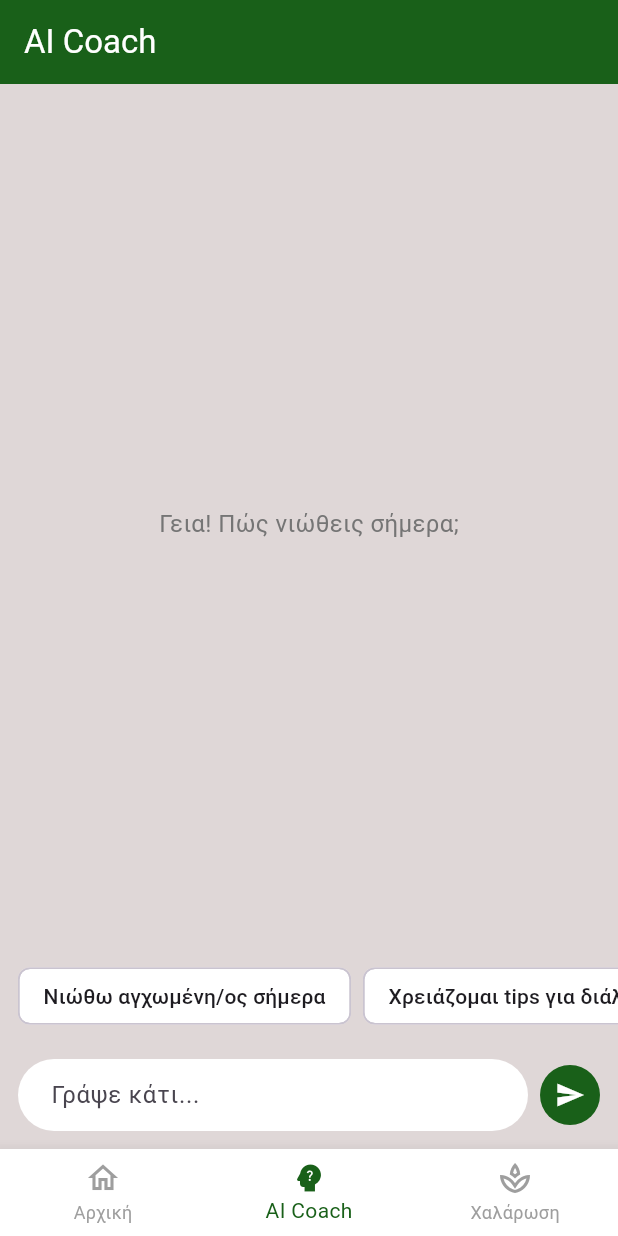
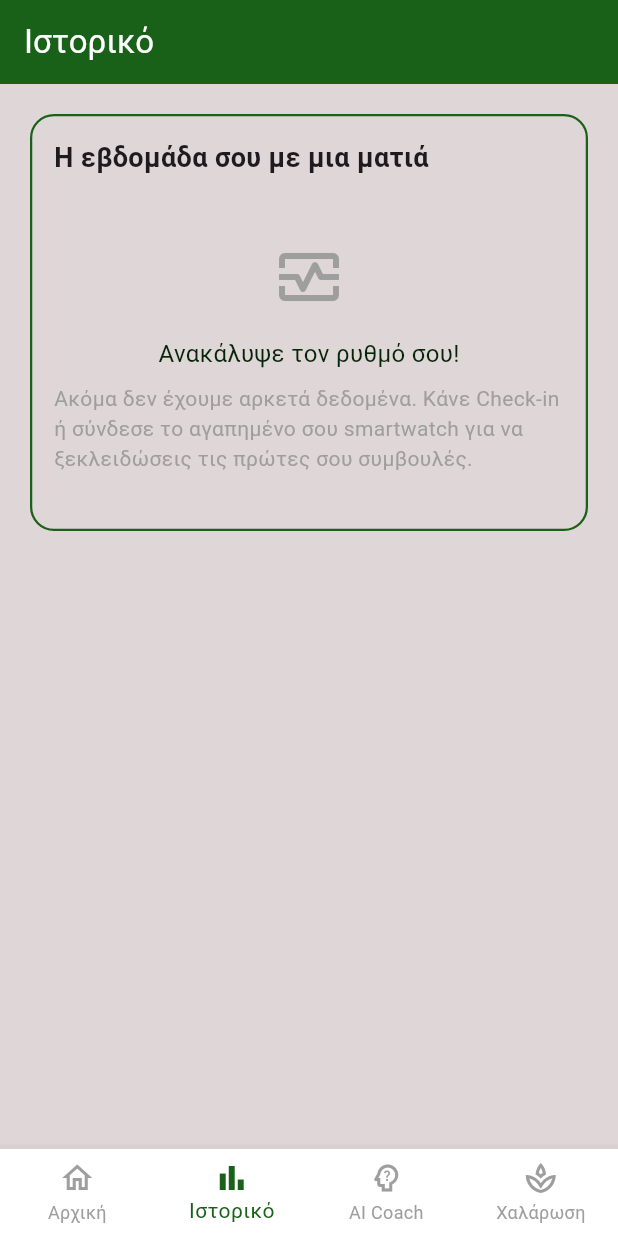
Before and after one commit to LVoukelatou/WellnessApp_MasterThesis, a Flutter app: the RootNavigation screen opened directly, item 2 of the bottom bar chosen, on a phone screen of 412 x 824 dp. Run offline on Flutter 3.47's test engine with Material 3 defaults, Android fonts, the phone set to English and light mode, and no system bars; our stand-ins replace cloud_firestore, firebase_auth, firebase_core, fl_chart; missing offline and left inert: health; accounts and stored records are empty; network calls fail.

Commit message:
Προσθήκη κυκλικού δείκτη στρες, διόρθωση Groq API, φίλτρο γραφήματος 7 ημερών

```diff
--- a/lib/ai_coach_service.dart
+++ b/lib/ai_coach_service.dart
@@ -2,8 +2,8 @@ import 'dart:convert';
 import 'package:http/http.dart' as http;
 
 class AiCoachService {
-  final String baseUrl = 'http://192.168.2.9:5000';
-
+  //final String baseUrl = 'http://192.168.2.9:5000'; //σπιτι
+  final String baseUrl = 'http://localhost:5000'; // για test στον υπολογιστή
   Future<String> sendMessage(String message, List<Map<String, String>> history) async {
     try {
       final response = await http.post(
--- a/lib/grounding_technique_screen.dart
+++ b/lib/grounding_technique_screen.dart
@@ -36,7 +36,7 @@ class _GroundingTechniqueScreenState extends State<GroundingTechniqueScreen> {
 
   @override
   Widget build(BuildContext context) {
-    final step = _steps[_currentStep];
+    final step = _steps[_currentStep]; //δες σε ποιο βήμα είναι για να εμφανιστούν τα σωστά στοιχεία
 
     return Scaffold(
       backgroundColor: const Color.fromARGB(255, 223, 215, 215),
@@ -52,7 +52,7 @@ class _GroundingTechniqueScreenState extends State<GroundingTechniqueScreen> {
             children: [
               const SizedBox(height: 20),
               Text(
-                'Βήμα ${_currentStep + 1} από ${_steps.length}',
+                'Βήμα ${_currentStep + 1} από 5',
                 style: TextStyle(color: Colors.grey.shade600),
               ),
               const SizedBox(height: 40),
@@ -63,7 +63,7 @@ class _GroundingTechniqueScreenState extends State<GroundingTechniqueScreen> {
                     children: [
                       CircleAvatar(
                         radius: 60,
-                        backgroundColor: const Color.fromARGB(255, 25, 96, 25).withOpacity(0.15),
+                        backgroundColor: const Color.fromARGB(255, 25, 96, 25),
                         child: Icon(step.icon, size: 50, color: const Color.fromARGB(255, 25, 96, 25)),
                       ),
                       const SizedBox(height: 24),
--- /dev/null
+++ b/lib/history_screen.dart
@@ -0,0 +1,28 @@
+import 'package:flutter/material.dart';
+import 'stress_chart.dart';
+
+class HistoryScreen extends StatelessWidget {
+  const HistoryScreen({Key? key}) : super(key: key);
+
+  @override
+  Widget build(BuildContext context) {
+    return Scaffold(
+      backgroundColor: const Color.fromARGB(255, 223, 215, 215),
+      appBar: AppBar(
+        title: const Text('Ιστορικό'),
+        backgroundColor: const Color.fromARGB(255, 25, 96, 25),
+        foregroundColor: Colors.white,
+      ),
+      body: SafeArea(
+        child: SingleChildScrollView(
+          padding: const EdgeInsets.all(16.0),
+          child: Column(
+            children: const [
+              StressChart(),
+            ],
+          ),
+        ),
+      ),
+    );
+  }
+}
--- a/lib/home_screen.dart
+++ b/lib/home_screen.dart
@@ -4,6 +4,7 @@ import 'package:flutter/material.dart'; // Για τα widgets και το UI
 import "health_service.dart"; // Για την ανάκτηση δεδομένων υγείας
 import 'api_services.dart'; // Για την επικοινωνία με το Flask API
 import 'stress_chart.dart'; // Για το γράφημα του επιπέδου στρες
+import 'stress_ring.dart'; // Για το κύκλο του επιπέδου στρες
 
 class HomeScreen extends StatefulWidget {
   const HomeScreen({Key? key}) : super(key: key); // Constructor για το HomeScreen
@@ -501,7 +502,8 @@ class _HomeScreenState extends State<HomeScreen> {
 
               const SizedBox(height: 20), // Λίγο κενό
 
-              const StressChart(),
+              StressRing(stressScore: _backendPredictedStress),
+              //const StressChart(),
 
               const SizedBox(height: 20),
 
--- a/lib/navigationBar.dart
+++ b/lib/navigationBar.dart
@@ -2,6 +2,7 @@ import 'package:flutter/material.dart';
 import 'home_screen.dart';
 import 'ai_coach_screen.dart';
 import 'relax_screen.dart';
+import 'history_screen.dart';
 
 class RootNavigation extends StatefulWidget {
   const RootNavigation({Key? key}) : super(key: key);
@@ -16,6 +17,7 @@ class _RootNavigationState extends State<RootNavigation> {
    // Κρατάει τις οθόνες φορτωμένες, ώστε να μη χάνεται το chat όταν αλλάζουμε tab
   final List<Widget> _screens = const [
     HomeScreen(),
+    HistoryScreen(),
     AiCoachScreen(),
     RelaxScreen(),
   ];
@@ -45,6 +47,11 @@ class _RootNavigationState extends State<RootNavigation> {
             label: 'Αρχική',
           ),
           BottomNavigationBarItem(
+            icon: Icon(Icons.bar_chart_outlined),
+            activeIcon: Icon(Icons.bar_chart),
+            label: 'Ιστορικό',
+          ),
+          BottomNavigationBarItem(
             icon: Icon(Icons.psychology_alt_outlined),
             activeIcon: Icon(Icons.psychology_alt),
             label: 'AI Coach',
--- a/lib/stress_chart.dart
+++ b/lib/stress_chart.dart
@@ -20,7 +20,7 @@ class StressChart extends StatelessWidget {
       child: Column(
         crossAxisAlignment: CrossAxisAlignment.start,
         children: [
-          Text('Το τελευταίο 24ωρο με μια ματιά', style: TextStyle(fontSize: 18, fontWeight: FontWeight.bold)),
+          Text('Η εβδομάδα σου με μια ματιά', style: TextStyle(fontSize: 18, fontWeight: FontWeight.bold)),
           const SizedBox(height: 20),
           SizedBox(
             height: 200, // Ύψος του γραφήματος
@@ -29,7 +29,7 @@ class StressChart extends StatelessWidget {
             .collection('users')
             .doc(FirebaseAuth.instance.currentUser!.uid)
             .collection('check_ins')
-            .where( 'timestamp', isGreaterThanOrEqualTo: Timestamp.fromDate(DateTime.now().subtract(const Duration(days: 1)))) //Φιλτράρουμε τα check-ins των τελευταίων 24 ωρών
+            .where( 'timestamp', isGreaterThanOrEqualTo: Timestamp.fromDate(DateTime.now().subtract(const Duration(days: 7)))) //Φιλτράρουμε τα check-ins των τελευταίων 7 ημερών
             .orderBy('timestamp', descending: false) //Χρονική σειρά από παλιότερα σε νεότερα
             .snapshots(),
             builder: (context, snapshot) {
```
Also changed, not shown: lib/api_services.dart (+8 -3 lines), lib/breathing_exercise_screen.dart (+10 -7 lines), lib/stress_ring.dart (added, +88 -0 lines), 1 other file.
